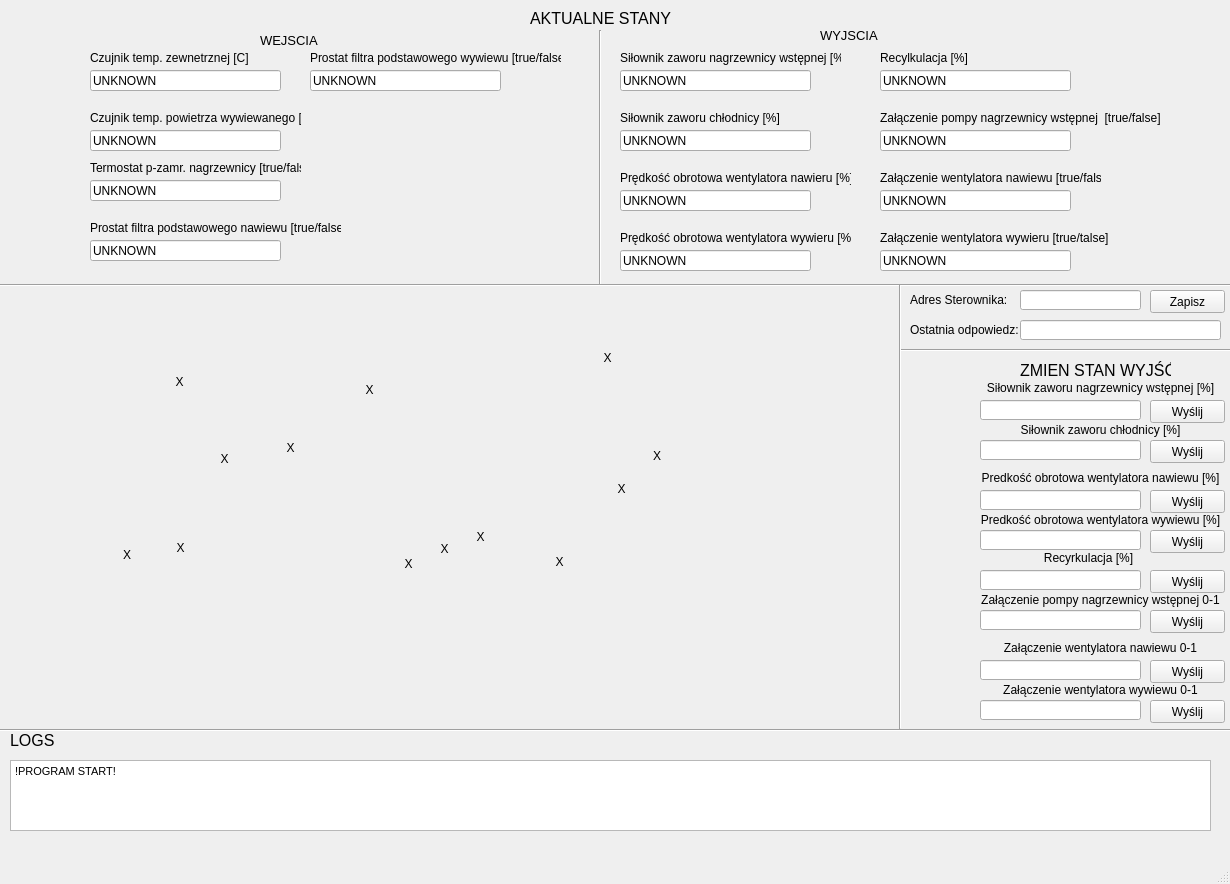
First picture: the form in ProjectCode/code/gui.ui, repository Piotr-Pietruszka/SCADA-Modbus, before the edit.
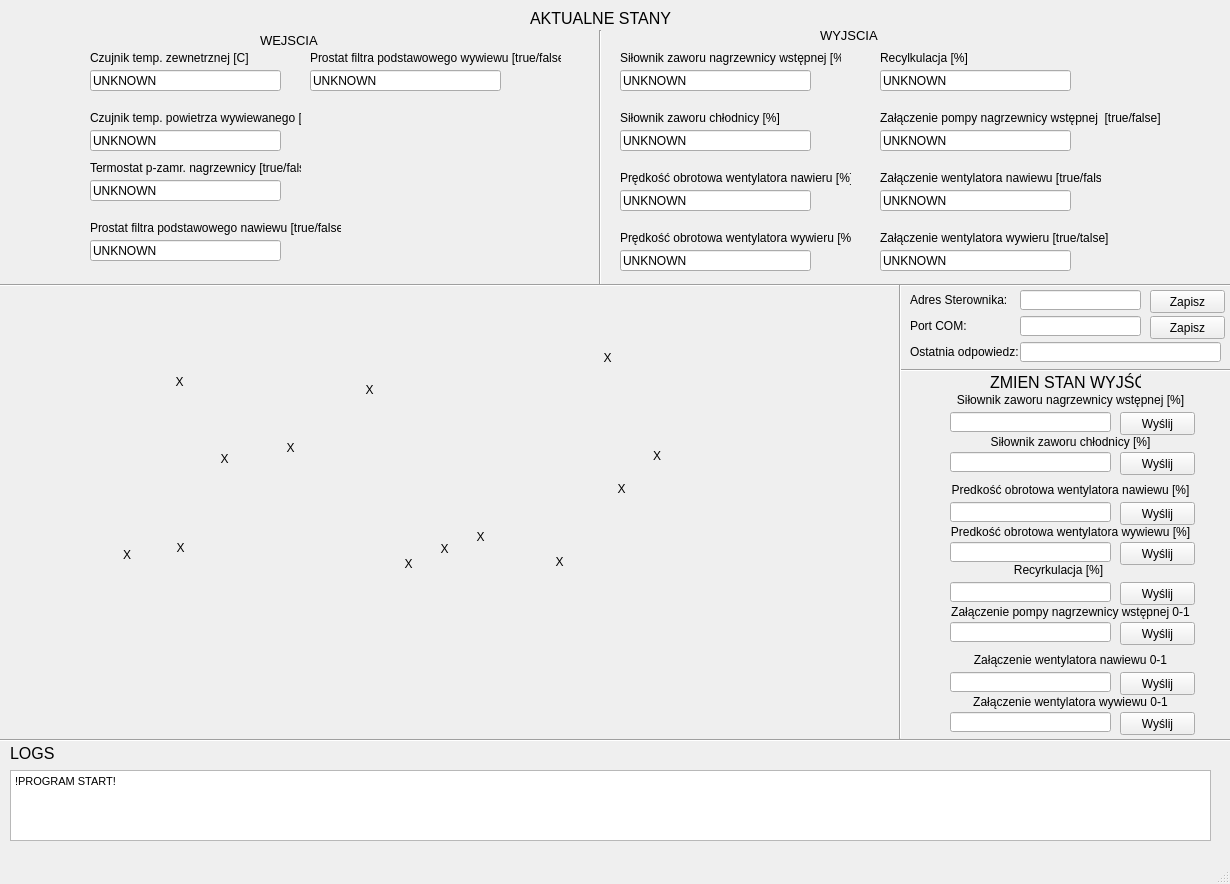
Second picture: the form after the edit. Icons and pictures are not drawn.

Commit message: Added choice of COM port

Diff of the .ui file:
```diff
--- a/ProjectCode/code/gui.ui
+++ b/ProjectCode/code/gui.ui
@@ -17,8 +17,8 @@
    <widget class="QPushButton" name="pushButtonSend_1">
     <property name="geometry">
      <rect>
-      <x>1150</x>
-      <y>400</y>
+      <x>1120</x>
+      <y>412</y>
       <width>75</width>
       <height>23</height>
      </rect>
@@ -30,8 +30,8 @@
    <widget class="QLineEdit" name="lineEditWrite_1">
     <property name="geometry">
      <rect>
-      <x>980</x>
-      <y>400</y>
+      <x>950</x>
+      <y>412</y>
       <width>161</width>
       <height>20</height>
      </rect>
@@ -41,7 +41,7 @@
     <property name="geometry">
      <rect>
       <x>910</x>
-      <y>320</y>
+      <y>342</y>
       <width>121</width>
       <height>20</height>
      </rect>
@@ -54,7 +54,7 @@
     <property name="geometry">
      <rect>
       <x>1020</x>
-      <y>320</y>
+      <y>342</y>
       <width>201</width>
       <height>20</height>
      </rect>
@@ -66,8 +66,8 @@
    <widget class="QLabel" name="label_2">
     <property name="geometry">
      <rect>
-      <x>980</x>
-      <y>380</y>
+      <x>950</x>
+      <y>392</y>
       <width>241</width>
       <height>16</height>
      </rect>
@@ -82,8 +82,8 @@
    <widget class="QLineEdit" name="lineEditWrite_2">
     <property name="geometry">
      <rect>
-      <x>980</x>
-      <y>440</y>
+      <x>950</x>
+      <y>452</y>
       <width>161</width>
       <height>20</height>
      </rect>
@@ -92,8 +92,8 @@
    <widget class="QLabel" name="label_4">
     <property name="geometry">
      <rect>
-      <x>980</x>
-      <y>420</y>
+      <x>950</x>
+      <y>432</y>
       <width>241</width>
       <height>20</height>
      </rect>
@@ -108,8 +108,8 @@
    <widget class="QPushButton" name="pushButtonSend_2">
     <property name="geometry">
      <rect>
-      <x>1150</x>
-      <y>440</y>
+      <x>1120</x>
+      <y>452</y>
       <width>75</width>
       <height>23</height>
      </rect>
@@ -122,7 +122,7 @@
     <property name="geometry">
      <rect>
       <x>-100</x>
-      <y>720</y>
+      <y>730</y>
       <width>1371</width>
       <height>21</height>
      </rect>
@@ -135,7 +135,7 @@
     <property name="geometry">
      <rect>
       <x>10</x>
-      <y>730</y>
+      <y>743</y>
       <width>47</width>
       <height>21</height>
      </rect>
@@ -153,7 +153,7 @@
     <property name="geometry">
      <rect>
       <x>10</x>
-      <y>760</y>
+      <y>770</y>
       <width>1201</width>
       <height>71</height>
      </rect>
@@ -188,8 +188,8 @@
    <widget class="QLabel" name="label_7">
     <property name="geometry">
      <rect>
-      <x>1020</x>
-      <y>360</y>
+      <x>990</x>
+      <y>372</y>
       <width>151</width>
       <height>21</height>
      </rect>
@@ -437,8 +437,8 @@
    <widget class="QLineEdit" name="lineEditWrite_3">
     <property name="geometry">
      <rect>
-      <x>980</x>
-      <y>490</y>
+      <x>950</x>
+      <y>502</y>
       <width>161</width>
       <height>20</height>
      </rect>
@@ -447,8 +447,8 @@
    <widget class="QPushButton" name="pushButtonSend_3">
     <property name="geometry">
      <rect>
-      <x>1150</x>
-      <y>490</y>
+      <x>1120</x>
+      <y>502</y>
       <width>75</width>
       <height>23</height>
      </rect>
@@ -460,8 +460,8 @@
    <widget class="QLabel" name="label_3">
     <property name="geometry">
      <rect>
-      <x>980</x>
-      <y>470</y>
+      <x>950</x>
+      <y>482</y>
       <width>241</width>
       <height>16</height>
      </rect>
@@ -476,8 +476,8 @@
    <widget class="QPushButton" name="pushButtonSend_4">
     <property name="geometry">
      <rect>
-      <x>1150</x>
-      <y>530</y>
+      <x>1120</x>
+      <y>542</y>
       <width>75</width>
       <height>23</height>
      </rect>
@@ -489,8 +489,8 @@
    <widget class="QLineEdit" name="lineEditWrite_4">
     <property name="geometry">
      <rect>
-      <x>980</x>
-      <y>530</y>
+      <x>950</x>
+      <y>542</y>
       <width>161</width>
       <height>20</height>
      </rect>
@@ -499,8 +499,8 @@
    <widget class="QLabel" name="label_23">
     <property name="geometry">
      <rect>
-      <x>980</x>
-      <y>510</y>
+      <x>950</x>
+      <y>522</y>
       <width>241</width>
       <height>20</height>
      </rect>
@@ -515,8 +515,8 @@
    <widget class="QLineEdit" name="lineEditWrite_5">
     <property name="geometry">
      <rect>
-      <x>980</x>
-      <y>570</y>
+      <x>950</x>
+      <y>582</y>
       <width>161</width>
       <height>20</height>
      </rect>
@@ -525,8 +525,8 @@
    <widget class="QPushButton" name="pushButtonSend_5">
     <property name="geometry">
      <rect>
-      <x>1150</x>
-      <y>570</y>
+      <x>1120</x>
+      <y>582</y>
       <width>75</width>
       <height>23</height>
      </rect>
@@ -538,8 +538,8 @@
    <widget class="QLabel" name="label_24">
     <property name="geometry">
      <rect>
-      <x>980</x>
-      <y>590</y>
+      <x>950</x>
+      <y>602</y>
       <width>241</width>
       <height>20</height>
      </rect>
@@ -554,8 +554,8 @@
    <widget class="QPushButton" name="pushButtonSend_6">
     <property name="geometry">
      <rect>
-      <x>1150</x>
-      <y>610</y>
+      <x>1120</x>
+      <y>622</y>
       <width>75</width>
       <height>23</height>
      </rect>
@@ -567,8 +567,8 @@
    <widget class="QLineEdit" name="lineEditWrite_6">
     <property name="geometry">
      <rect>
-      <x>980</x>
-      <y>610</y>
+      <x>950</x>
+      <y>622</y>
       <width>161</width>
       <height>20</height>
      </rect>
@@ -577,8 +577,8 @@
    <widget class="QLabel" name="label_25">
     <property name="geometry">
      <rect>
-      <x>980</x>
-      <y>550</y>
+      <x>950</x>
+      <y>562</y>
       <width>217</width>
       <height>16</height>
      </rect>
@@ -593,8 +593,8 @@
    <widget class="QPushButton" name="pushButtonSend_7">
     <property name="geometry">
      <rect>
-      <x>1150</x>
-      <y>660</y>
+      <x>1120</x>
+      <y>672</y>
       <width>75</width>
       <height>23</height>
      </rect>
@@ -606,8 +606,8 @@
    <widget class="QLineEdit" name="lineEditWrite_7">
     <property name="geometry">
      <rect>
-      <x>980</x>
-      <y>660</y>
+      <x>950</x>
+      <y>672</y>
       <width>161</width>
       <height>20</height>
      </rect>
@@ -616,8 +616,8 @@
    <widget class="QLineEdit" name="lineEditWrite_8">
     <property name="geometry">
      <rect>
-      <x>980</x>
-      <y>700</y>
+      <x>950</x>
+      <y>712</y>
       <width>161</width>
       <height>20</height>
      </rect>
@@ -626,8 +626,8 @@
    <widget class="QLabel" name="label_26">
     <property name="geometry">
      <rect>
-      <x>980</x>
-      <y>640</y>
+      <x>950</x>
+      <y>652</y>
       <width>241</width>
       <height>16</height>
      </rect>
@@ -642,8 +642,8 @@
    <widget class="QLabel" name="label_27">
     <property name="geometry">
      <rect>
-      <x>980</x>
-      <y>680</y>
+      <x>950</x>
+      <y>692</y>
       <width>241</width>
       <height>20</height>
      </rect>
@@ -658,8 +658,8 @@
    <widget class="QPushButton" name="pushButtonSend_8">
     <property name="geometry">
      <rect>
-      <x>1150</x>
-      <y>700</y>
+      <x>1120</x>
+      <y>712</y>
       <width>75</width>
       <height>23</height>
      </rect>
@@ -672,7 +672,7 @@
     <property name="geometry">
      <rect>
       <x>900</x>
-      <y>340</y>
+      <y>360</y>
       <width>331</width>
       <height>20</height>
      </rect>
@@ -687,7 +687,7 @@
       <x>890</x>
       <y>284</y>
       <width>20</width>
-      <height>445</height>
+      <height>455</height>
      </rect>
     </property>
     <property name="orientation">
@@ -1168,6 +1168,42 @@
      </rect>
     </property>
    </widget>
+   <widget class="QPushButton" name="pushButtonSave_2">
+    <property name="geometry">
+     <rect>
+      <x>1150</x>
+      <y>316</y>
+      <width>75</width>
+      <height>23</height>
+     </rect>
+    </property>
+    <property name="text">
+     <string>Zapisz</string>
+    </property>
+   </widget>
+   <widget class="QLineEdit" name="lineEditSave_2">
+    <property name="geometry">
+     <rect>
+      <x>1020</x>
+      <y>316</y>
+      <width>121</width>
+      <height>20</height>
+     </rect>
+    </property>
+   </widget>
+   <widget class="QLabel" name="label_30">
+    <property name="geometry">
+     <rect>
+      <x>910</x>
+      <y>316</y>
+      <width>121</width>
+      <height>20</height>
+     </rect>
+    </property>
+    <property name="text">
+     <string>Port COM:</string>
+    </property>
+   </widget>
   </widget>
   <widget class="QMenuBar" name="menubar">
    <property name="geometry">
```
The commit also changes 2 other files.
